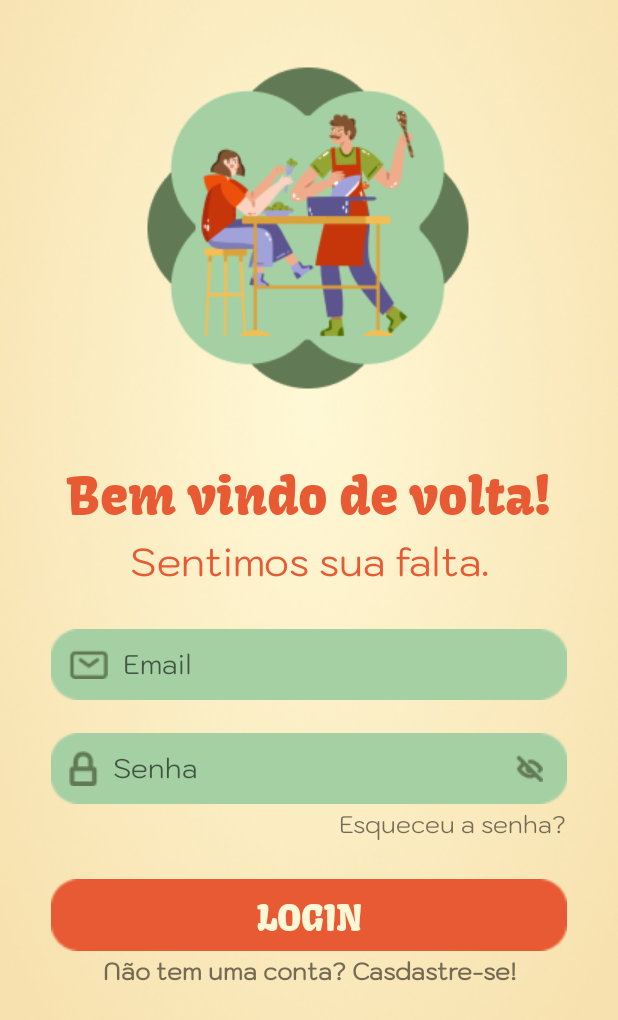
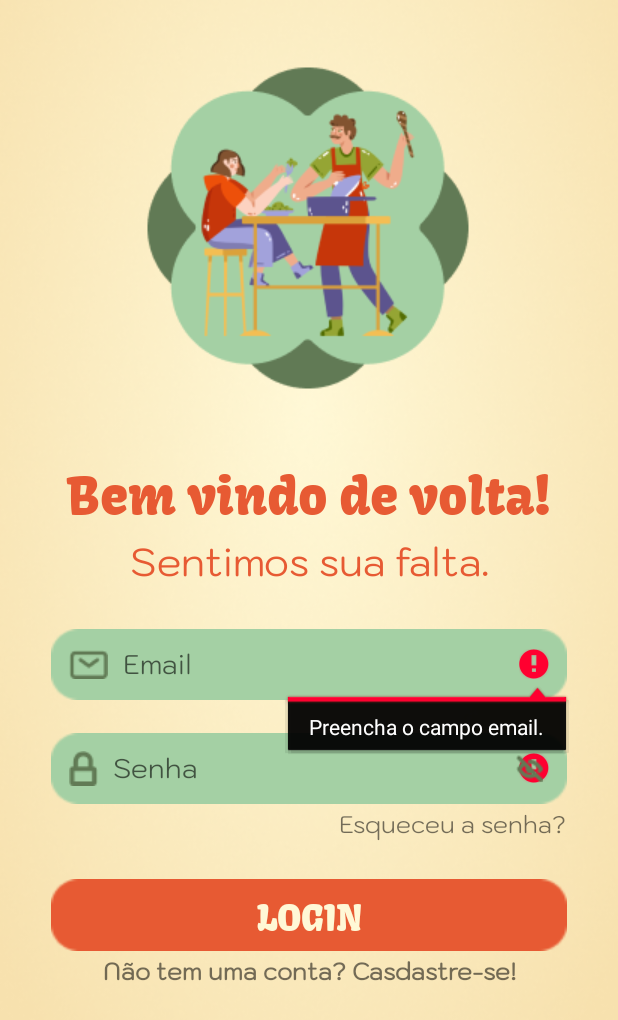
Before and after one commit to GabrielGiacometti/FoodCraftDMO, an Android app built with Jetpack Compose: the screen it shows after launch (LoginActivity), after a tap on "LOGIN", on a phone screen of 412 x 824 dp. Shown: the top 1020 px of the screen. Run offline under Robolectric (Android 15) with nearby library versions, the phone set to English and light mode, and no system bars.

Commit message:
add: check fields filled in login

```diff
--- a/app/src/main/java/com/foodcraft/LoginActivity.kt
+++ b/app/src/main/java/com/foodcraft/LoginActivity.kt
@@ -34,15 +34,17 @@ class LoginActivity : AppCompatActivity() {
         edtPassword = findViewById(R.id.editTextTextPassword2)
         btnLoginUser = findViewById(R.id.button2)
         btnLoginUser.setOnClickListener {
-            userViewModel.login(edtEmail.text.toString(), edtPassword.text.toString()).observe(this, Observer {user ->
-                if(user == null) {
+            if (validate()) {
+                userViewModel.login(edtEmail.text.toString(), edtPassword.text.toString())
+                    .observe(this, Observer { user ->
+                        if (user == null) {
                             Toast.makeText(
                                 applicationContext,
                                 getString(R.string.login_message),
                                 Toast.LENGTH_SHORT
                             ).show()
                             return@Observer
-                }else {
+                        } else {
                             CurrentUserSingleton.setUser(user)
                             intent = Intent(
                                 this@LoginActivity,
@@ -52,6 +54,7 @@ class LoginActivity : AppCompatActivity() {
                             finish()
                         }
                     })
+            }
         }
     }
 
@@ -66,7 +69,27 @@ class LoginActivity : AppCompatActivity() {
         })
     }
 
+    private fun validate(): Boolean {
+        var isValid = true
 
+        edtEmail.apply {
+            if (text.isNullOrEmpty()) {
+                error = "Preencha o campo email."
+                isValid = false
+            } else {
+                error = null
+            }
+        }
+        edtPassword.apply {
+            if (text.isNullOrEmpty()) {
+                error = "Preencha o campo senha."
+                isValid = false
+            } else {
+                error = null
+            }
+        }
+        return isValid
+    }
 
     override fun onSupportNavigateUp(): Boolean {
         onBackPressed()
--- a/app/src/main/java/com/foodcraft/RegisterActivity.kt
+++ b/app/src/main/java/com/foodcraft/RegisterActivity.kt
@@ -67,7 +67,7 @@ class RegisterActivity : AppCompatActivity() {
         }
         edtPassword.apply {
             if (text.isNullOrEmpty()) {
-                error = "Preencha o campo a senha."
+                error = "Preencha o campo senha."
                 isValid = false
             } else {
                 error = null
@@ -75,7 +75,7 @@ class RegisterActivity : AppCompatActivity() {
         }
         edtConfirmPassword.apply {
             if (text.isNullOrEmpty()) {
-                error = "Preencha o campo a senha."
+                error = "Preencha o campo confirmar senha."
                 isValid = false
             }else if (confirmPassword != password) {
                 error = "A confirmação da senha não confere."
```
Lines whose indentation alone changed are shown as unchanged.
